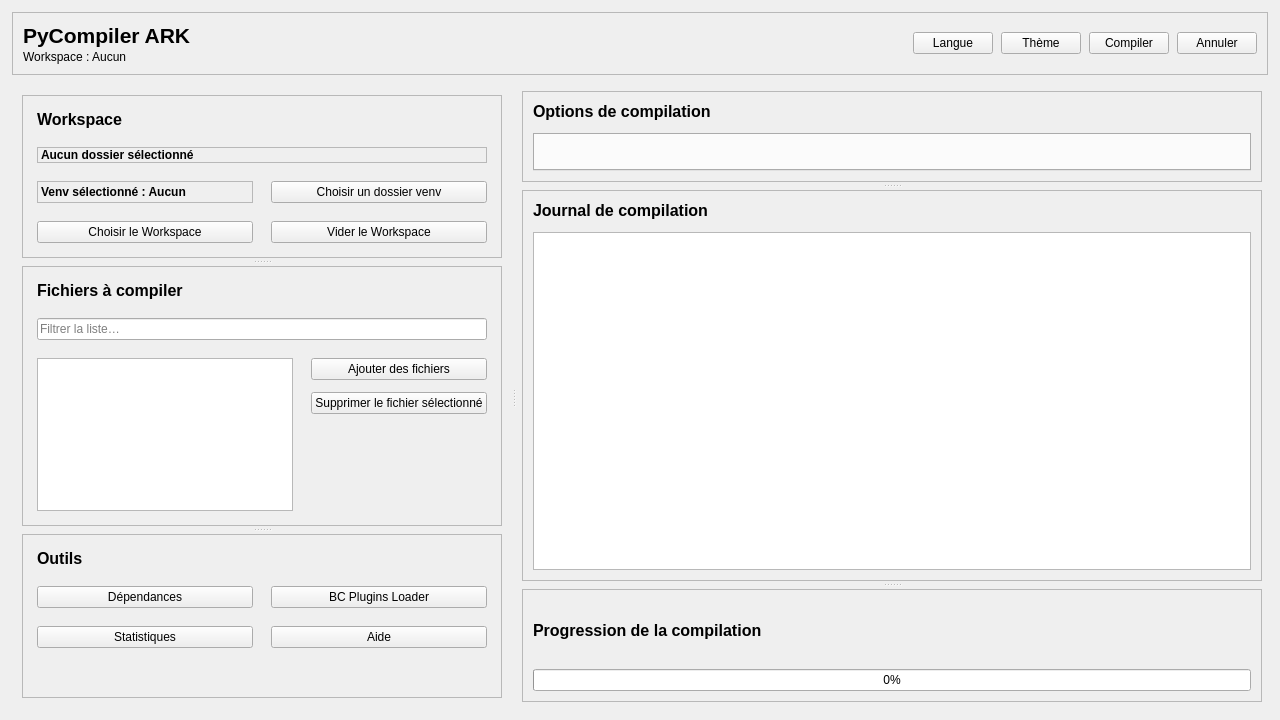
Above: ui/ui_design.ui from raidos23/PyCompiler_ARK before the change. Below: the same form after it.
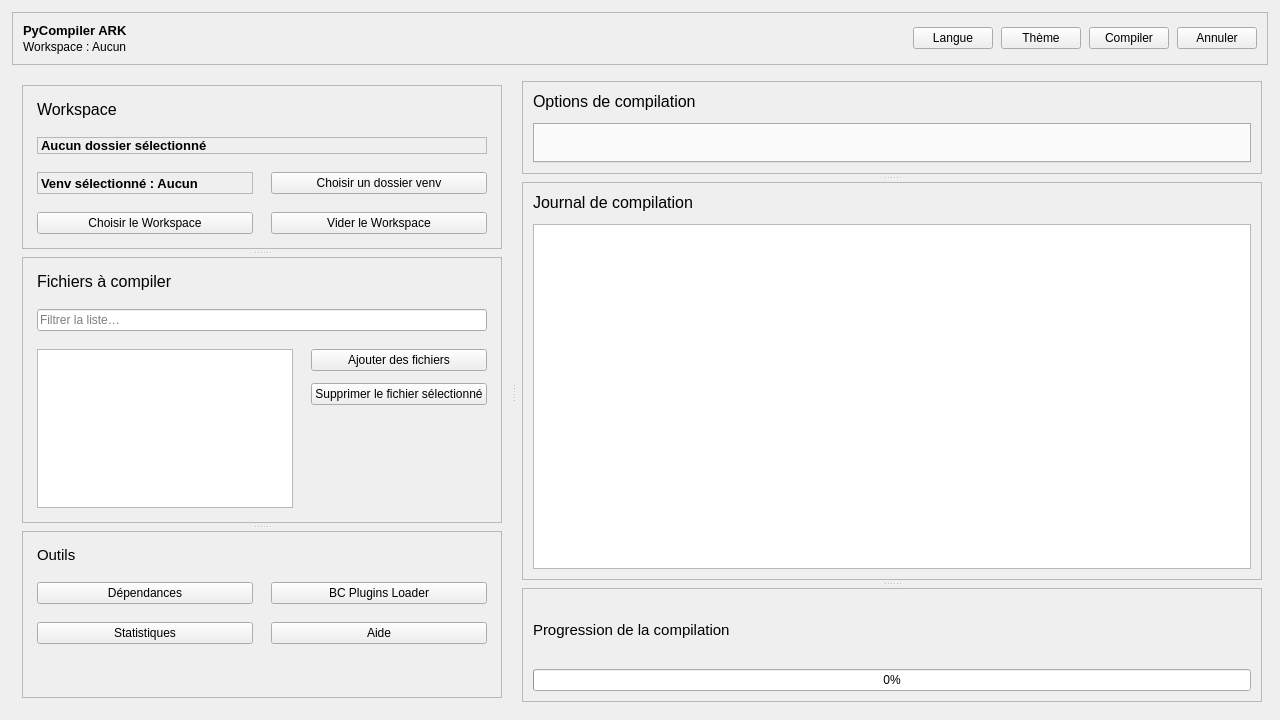
That is the form after the change.

```diff
--- a/ui/ui_design.ui
+++ b/ui/ui_design.ui
@@ -10,6 +10,467 @@
     <height>720</height>
    </rect>
   </property>
+  <property name="styleSheet">
+   <string notr="true">/* PyCompiler ARK — Dark Theme (ui/themes/dark.qss)
+   Palette sombre contrastée avec accent bleu
+*/
+
+/* Base */
+QWidget {
+  background: #121417; /* presque noir, confortable */
+  color: #E6E8EB;
+  font-family: &quot;Segoe UI&quot;, &quot;Noto Sans&quot;, &quot;DejaVu Sans&quot;, Arial, sans-serif;
+  font-size: 10pt;
+}
+
+QToolTip {
+  background-color: #1B1E23;
+  color: #E6E8EB;
+  border: 1px solid #2A2F37;
+  border-radius: 6px;
+  padding: 6px 8px;
+}
+
+/* Titres / labels */
+QLabel[objectName=&quot;label_workspace_section&quot;],
+QLabel[objectName=&quot;label_files_section&quot;],
+QLabel[objectName=&quot;label_options_section&quot;],
+QLabel[objectName=&quot;label_logs_section&quot;] {
+  font-weight: 600;
+  font-size: 12pt;
+  color: #F1F3F5;
+  padding-bottom: 4px;
+}
+
+QLabel[objectName=&quot;label_main_actions&quot;],
+QLabel[objectName=&quot;label_config_actions&quot;],
+QLabel[objectName=&quot;label_tools&quot;],
+QLabel[objectName=&quot;label_settings&quot;],
+QLabel[objectName=&quot;label_progress&quot;] {
+  font-weight: 600;
+  font-size: 11pt;
+  color: #F1F3F5;
+  padding-bottom: 4px;
+}
+
+/* Boutons */
+QPushButton {
+  background: #1B1E23;
+  color: #E6E8EB;
+  border: 1px solid #2A2F37;
+  border-radius: 10px;
+  padding: 8px 14px;
+  font-size: 10pt;
+}
+QPushButton:hover {
+  background: #232831;
+  border-color: #3A4049;
+}
+QPushButton:pressed {
+  background: #20242C;
+}
+QPushButton:disabled {
+  color: #878B93;
+  background: #1A1D21;
+  border-color: #1F2329;
+}
+
+/* Boutons principaux */
+QPushButton#compile_btn {
+  background: qlineargradient(x1:0, y1:0, x2:0, y2:1, stop:0 #3685FF, stop:1 #2D7DFF);
+  color: #ffffff;
+  border-color: #2D7DFF;
+  font-weight: 600;
+}
+QPushButton#compile_btn:hover { 
+  background: qlineargradient(x1:0, y1:0, x2:0, y2:1, stop:0 #4090FF, stop:1 #3280FF);
+  border-color: #3685FF;
+}
+QPushButton#compile_btn:pressed { 
+  background: #226AF0; 
+}
+QPushButton#cancel_btn {
+  background: #3A2023;
+  color: #ffb3ba;
+  border: 1px solid #5A2A30;
+}
+QPushButton#cancel_btn:hover { 
+  background: #44262A;
+  border-color: #6A3A40;
+}
+
+/* Cases à cocher */
+QCheckBox { color: #E6E8EB; }
+QCheckBox::indicator {
+  width: 16px; height: 16px;
+}
+QCheckBox::indicator:unchecked {
+  border: 1px solid #3A4049; border-radius: 3px; background: #14171B;
+}
+QCheckBox::indicator:checked {
+  image: none; border: 1px solid #2D7DFF; background: #2D7DFF;
+}
+
+/* Champs de saisie */
+QLineEdit, QTextEdit, QPlainTextEdit {
+  background: #14171B;
+  color: #E6E8EB;
+  border: 1px solid #2A2F37;
+  border-radius: 6px;
+  padding: 6px 8px;
+}
+QLineEdit:focus, QTextEdit:focus, QPlainTextEdit:focus { border-color: #2D7DFF; }
+
+/* Listes */
+QListWidget, QTreeWidget, QTableWidget, QTableView {
+  background: #14171B;
+  color: #E6E8EB;
+  border: 1px solid #2A2F37;
+  border-radius: 8px;
+  selection-background-color: #203357;
+  selection-color: #E6E8EB;
+  padding: 4px;
+}
+QListWidget::item, QTreeWidget::item {
+  padding: 6px 8px;
+  border-radius: 4px;
+}
+QListWidget::item:hover, QTreeWidget::item:hover {
+  background: #1B1E23;
+}
+QListWidget::item:selected, QTreeWidget::item:selected {
+  background: #203357;
+  color: #E6E8EB;
+}
+QListWidget::item:alternate {
+  background: #16191D;
+}
+
+/* Onglets */
+QTabWidget::pane {
+  border: 1px solid #2A2F37; border-radius: 8px; background: #14171B;
+}
+QTabBar { background: #14171B; }
+QTabBar::tab {
+  background: #1B1E23; color: #E6E8EB; padding: 6px 12px; border: 1px solid #2A2F37; border-bottom: none; border-top-left-radius: 8px; border-top-right-radius: 8px;
+}
+QTabBar::tab:selected { background: #14171B; }
+QTabBar::tab:hover { background: #232831; }
+
+/* Barre de progression */
+QProgressBar {
+  border: 1px solid #2A2F37; border-radius: 8px; text-align: center; background: #14171B; color: #E6E8EB; height: 14px;
+}
+QProgressBar::chunk { background-color: #2D7DFF; border-radius: 8px; }
+
+/* ComboBox */
+QComboBox, QSpinBox, QDoubleSpinBox {
+  background: #14171B; color: #E6E8EB; border: 1px solid #2A2F37; border-radius: 6px; padding: 4px 8px;
+}
+QComboBox:hover, QSpinBox:hover, QDoubleSpinBox:hover { background: #1B1E23; }
+QComboBox QAbstractItemView { background: #14171B; color: #E6E8EB; selection-background-color: #203357; selection-color: #E6E8EB; }
+
+/* Scrollbars (Qt6) */
+QScrollBar:vertical {
+  background: transparent; width: 12px; margin: 0px; border: none;
+}
+QScrollBar::handle:vertical {
+  background: #3A4049; min-height: 24px; border-radius: 6px;
+}
+QScrollBar::handle:vertical:hover { background: #4A5059; }
+QScrollBar::add-line:vertical, QScrollBar::sub-line:vertical { height: 0; }
+
+QScrollBar:horizontal {
+  background: transparent; height: 12px; margin: 0px; border: none;
+}
+QScrollBar::handle:horizontal {
+  background: #3A4049; min-width: 24px; border-radius: 6px;
+}
+QScrollBar::handle:horizontal:hover { background: #4A5059; }
+QScrollBar::add-line:horizontal, QScrollBar::sub-line:horizontal { width: 0; }
+
+/* Dialogs &amp; Message Boxes */
+QDialog, QMessageBox {
+  background: #14171B;
+  color: #E6E8EB;
+  border-radius: 12px;
+  border: 1px solid #2A2F37;
+}
+QDialog QLabel, QMessageBox QLabel { color: #E6E8EB; }
+QDialogButtonBox QPushButton, QMessageBox QPushButton {
+  background: #1B1E23;
+  color: #E6E8EB;
+  border: 1px solid #2A2F37;
+  border-radius: 10px;
+  padding: 6px 12px;
+  min-width: 90px;
+}
+QDialogButtonBox QPushButton:hover, QMessageBox QPushButton:hover { background: #232831; }
+QDialogButtonBox QPushButton:pressed, QMessageBox QPushButton:pressed { background: #20242C; }
+QDialogButtonBox QPushButton:default, QMessageBox QPushButton:default {
+  background: #2D7DFF; color: #ffffff; border-color: #2D7DFF;
+}
+QDialogButtonBox QPushButton:default:hover, QMessageBox QPushButton:default:hover { background: #226AF0; }
+
+/* Text edit log (monospace) */
+QTextEdit#log {
+  font-family: &quot;Cascadia Code&quot;, &quot;Fira Code&quot;, &quot;DejaVu Sans Mono&quot;, monospace;
+  font-size: 10pt;
+  background: #0F1113;
+}
+
+/* Modern selects and inputs */
+QComboBox {
+  background: #14171B;
+  color: #E6E8EB;
+  border: 1px solid #2A2F37;
+  border-radius: 10px;
+  padding: 6px 36px 6px 10px;
+}
+QComboBox:focus { border-color: #2D7DFF; }
+QComboBox::drop-down {
+  subcontrol-origin: padding;
+  subcontrol-position: top right;
+  width: 30px;
+  border-left: 1px solid #2A2F37;
+  background: #1B1E23;
+  border-top-right-radius: 10px;
+  border-bottom-right-radius: 10px;
+}
+QComboBox QAbstractItemView {
+  background: #14171B;
+  color: #E6E8EB;
+  border: 1px solid #2A2F37;
+  border-radius: 10px;
+  padding: 4px;
+  selection-background-color: #203357;
+  selection-color: #E6E8EB;
+  outline: 0;
+}
+QComboBox QAbstractItemView::item { min-height: 26px; }
+
+QAbstractSpinBox {
+  background: #14171B;
+  color: #E6E8EB;
+  border: 1px solid #2A2F37;
+  border-radius: 10px;
+  padding: 6px 8px;
+}
+QAbstractSpinBox:focus { border-color: #2D7DFF; }
+QSpinBox::up-button, QDoubleSpinBox::up-button {
+  subcontrol-origin: border;
+  subcontrol-position: top right;
+  width: 22px;
+  border-left: 1px solid #2A2F37;
+  background: #1B1E23;
+  border-top-right-radius: 10px;
+}
+QSpinBox::down-button, QDoubleSpinBox::down-button {
+  subcontrol-origin: border;
+  subcontrol-position: bottom right;
+  width: 22px;
+  border-left: 1px solid #2A2F37;
+  background: #1B1E23;
+  border-bottom-right-radius: 10px;
+}
+
+QRadioButton::indicator {
+  width: 16px; height: 16px;
+  border: 1px solid #3A4049; border-radius: 8px; background: #14171B;
+}
+QRadioButton::indicator:checked {
+  background: #2D7DFF; border-color: #2D7DFF;
+}
+
+/* Frames et groupes */
+QFrame[frameShape=&quot;4&quot;] {
+  background: #16191D;
+  border: 1px solid #2A2F37;
+  border-radius: 12px;
+}
+
+QGroupBox { 
+  border: 1px solid #2A2F37; 
+  border-radius: 10px; 
+  margin-top: 12px;
+  padding-top: 8px;
+}
+QGroupBox::title { 
+  subcontrol-origin: margin; 
+  left: 12px; 
+  padding: 0 6px; 
+  background: transparent; 
+  color: #E6E8EB;
+  font-weight: 600;
+}
+
+/* Sidebar styling */
+QScrollArea#sidebarScrollArea {
+  background: #0F1113;
+  border-right: 1px solid #2A2F37;
+}
+QScrollArea#sidebarScrollArea &gt; QWidget {
+  background: #0F1113;
+}
+
+/* Main content area */
+QScrollArea#dashboardScrollArea {
+  background: #121417;
+}
+
+
+/* === Coverage: hidden widgets === */
+QToolButton {
+  background: palette(button);
+  color: palette(text);
+  border: 1px solid palette(mid);
+  border-radius: 8px;
+  padding: 6px 10px;
+}
+QToolButton:hover { background: palette(light); }
+QToolButton:pressed, QToolButton:checked { background: palette(mid); }
+QToolButton::menu-button { border: none; width: 16px; }
+
+QCommandLinkButton {
+  background: palette(button);
+  color: palette(text);
+  border: 1px solid palette(mid);
+  border-radius: 10px;
+  padding: 8px 12px;
+}
+QCommandLinkButton:hover { background: palette(light); }
+QCommandLinkButton:pressed { background: palette(mid); }
+QCommandLinkButton:disabled { color: palette(mid); background: palette(window); border-color: palette(mid); }
+
+QToolBox::tab {
+  background: palette(button);
+  color: palette(text);
+  border: 1px solid palette(mid);
+  border-top-left-radius: 8px;
+  border-top-right-radius: 8px;
+  padding: 6px 10px;
+}
+QToolBox::tab:selected { background: palette(base); }
+QToolBox QWidget { background: palette(window); }
+
+QDockWidget {
+  background: palette(window);
+  border: 1px solid palette(mid);
+}
+QDockWidget::title {
+  text-align: left;
+  padding: 6px 10px;
+  background: palette(base);
+  color: palette(text);
+  border-bottom: 1px solid palette(mid);
+}
+QDockWidget::close-button, QDockWidget::float-button {
+  border: none;
+  background: transparent;
+  padding: 2px;
+}
+QDockWidget::close-button:hover, QDockWidget::float-button:hover {
+  background: palette(light);
+}
+
+QCalendarWidget {
+  background: palette(base);
+  border: 1px solid palette(mid);
+  border-radius: 8px;
+}
+QCalendarWidget QWidget#qt_calendar_navigationbar {
+  background: palette(button);
+  border-bottom: 1px solid palette(mid);
+}
+QCalendarWidget QToolButton {
+  background: palette(button);
+  color: palette(text);
+  border: 1px solid palette(mid);
+  border-radius: 6px;
+  padding: 4px 8px;
+}
+QCalendarWidget QToolButton:hover { background: palette(light); }
+QCalendarWidget QSpinBox { background: palette(base); border: 1px solid palette(mid); }
+QCalendarWidget QAbstractItemView {
+  background: palette(base);
+  selection-background-color: palette(highlight);
+  selection-color: palette(highlighted-text);
+}
+QCalendarWidget QAbstractItemView:disabled { color: palette(mid); }
+
+QDateEdit, QTimeEdit, QDateTimeEdit {
+  background: palette(base);
+  color: palette(text);
+  border: 1px solid palette(mid);
+  border-radius: 6px;
+  padding: 4px 8px;
+}
+QDateEdit:focus, QTimeEdit:focus, QDateTimeEdit:focus { border-color: palette(highlight); }
+
+QSlider::groove:horizontal { height: 6px; background: palette(midlight); border-radius: 3px; }
+QSlider::handle:horizontal { width: 16px; height: 16px; margin: -5px 0; border-radius: 8px; background: palette(highlight); border: 1px solid palette(mid); }
+QSlider::sub-page:horizontal { background: palette(highlight); border-radius: 3px; }
+QSlider::add-page:horizontal { background: palette(midlight); border-radius: 3px; }
+QSlider::groove:vertical { width: 6px; background: palette(midlight); border-radius: 3px; }
+QSlider::handle:vertical { width: 16px; height: 16px; margin: 0 -5px; border-radius: 8px; background: palette(highlight); border: 1px solid palette(mid); }
+QSlider::sub-page:vertical { background: palette(highlight); border-radius: 3px; }
+QSlider::add-page:vertical { background: palette(midlight); border-radius: 3px; }
+QSlider:disabled { color: palette(mid); }
+
+QLCDNumber {
+  color: palette(highlight);
+  background: palette(base);
+  border: 1px solid palette(mid);
+  border-radius: 6px;
+  padding: 4px;
+}
+
+QToolBar {
+  background: palette(window);
+  border-bottom: 1px solid palette(mid);
+  spacing: 6px;
+}
+QToolBar::separator { background: palette(mid); width: 1px; height: 1px; margin: 4px; }
+
+/* === Theme polish === */
+QHeaderView::section {
+  background: #1B1E23;
+  color: #E6E8EB;
+  border: 1px solid #2A2F37;
+  padding: 6px 10px;
+}
+QHeaderView::section:hover { background: #232831; }
+
+QMenuBar {
+  background: #16191D;
+  color: #E6E8EB;
+  border-bottom: 1px solid #2A2F37;
+}
+QMenuBar::item { padding: 6px 10px; background: transparent; border-radius: 8px; }
+QMenuBar::item:selected { background: #232831; }
+
+QMenu {
+  background: #14171B;
+  color: #E6E8EB;
+  border: 1px solid #2A2F37;
+  border-radius: 10px;
+}
+QMenu::item { padding: 6px 12px; }
+QMenu::item:selected { background: #203357; }
+QMenu::separator { height: 1px; background: #2A2F37; margin: 6px 8px; }
+
+QStatusBar {
+  background: #16191D;
+  color: #878B93;
+  border-top: 1px solid #2A2F37;
+}
+QStatusBar::item { border: none; }
+
+QListWidget::item:hover, QTreeWidget::item:hover, QTableView::item:hover {
+  background: #203357;
+}
+</string>
+  </property>
   <layout class="QVBoxLayout" name="rootLayout">
    <property name="spacing">
     <number>10</number>
@@ -68,7 +529,8 @@
          <widget class="QLabel" name="label_app_title">
           <property name="font">
            <font>
-            <pointsize>16</pointsize>
+            <family>Segoe UI</family>
+            <pointsize>10</pointsize>
             <bold>true</bold>
            </font>
           </property>
@@ -221,8 +683,9 @@
             <widget class="QLabel" name="label_workspace_section">
              <property name="font">
               <font>
+               <family>Segoe UI</family>
                <pointsize>12</pointsize>
-               <bold>true</bold>
+               <fontweight>DemiBold</fontweight>
               </font>
              </property>
              <property name="text">
@@ -234,6 +697,8 @@
             <widget class="QLabel" name="label_folder">
              <property name="font">
               <font>
+               <family>Segoe UI</family>
+               <pointsize>10</pointsize>
                <bold>true</bold>
               </font>
              </property>
@@ -258,6 +723,8 @@
             <widget class="QLabel" name="venv_label">
              <property name="font">
               <font>
+               <family>Segoe UI</family>
+               <pointsize>10</pointsize>
                <bold>true</bold>
               </font>
              </property>
@@ -397,8 +864,9 @@
            <widget class="QLabel" name="label_files_section">
             <property name="font">
              <font>
+               <family>Segoe UI</family>
               <pointsize>12</pointsize>
-              <bold>true</bold>
+               <fontweight>DemiBold</fontweight>
              </font>
             </property>
              <property name="text">
@@ -488,8 +956,9 @@
            <widget class="QLabel" name="label_tools">
             <property name="font">
              <font>
-              <pointsize>12</pointsize>
-              <bold>true</bold>
+               <family>Segoe UI</family>
+               <pointsize>11</pointsize>
+               <fontweight>DemiBold</fontweight>
              </font>
             </property>
             <property name="text">
@@ -558,8 +1027,9 @@
            <widget class="QLabel" name="label_options_section">
             <property name="font">
              <font>
+               <family>Segoe UI</family>
               <pointsize>12</pointsize>
-              <bold>true</bold>
+               <fontweight>DemiBold</fontweight>
              </font>
             </property>
             <property name="text">
@@ -600,8 +1070,9 @@
            <widget class="QLabel" name="label_logs_section">
             <property name="font">
              <font>
+               <family>Segoe UI</family>
               <pointsize>12</pointsize>
-              <bold>true</bold>
+               <fontweight>DemiBold</fontweight>
              </font>
             </property>
             <property name="text">
@@ -645,8 +1116,9 @@
            <widget class="QLabel" name="label_progress">
             <property name="font">
              <font>
-              <pointsize>12</pointsize>
-              <bold>true</bold>
+               <family>Segoe UI</family>
+               <pointsize>11</pointsize>
+               <fontweight>DemiBold</fontweight>
              </font>
             </property>
             <property name="text">
```
Left out of the diff: 24 changed lines with no effect on the pictures. Lines whose indentation alone changed are shown as unchanged.
